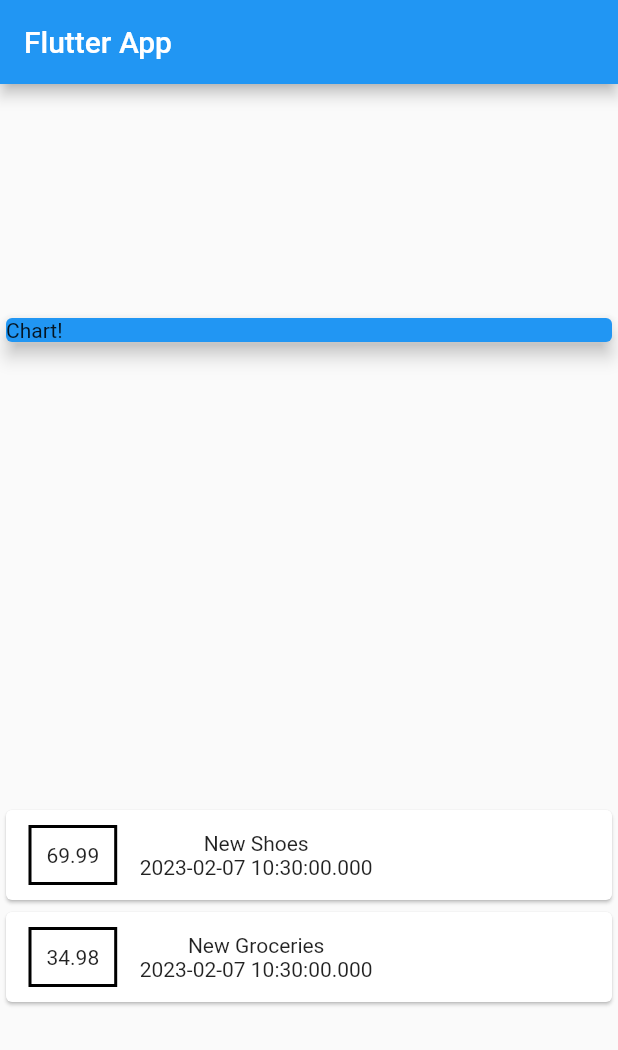
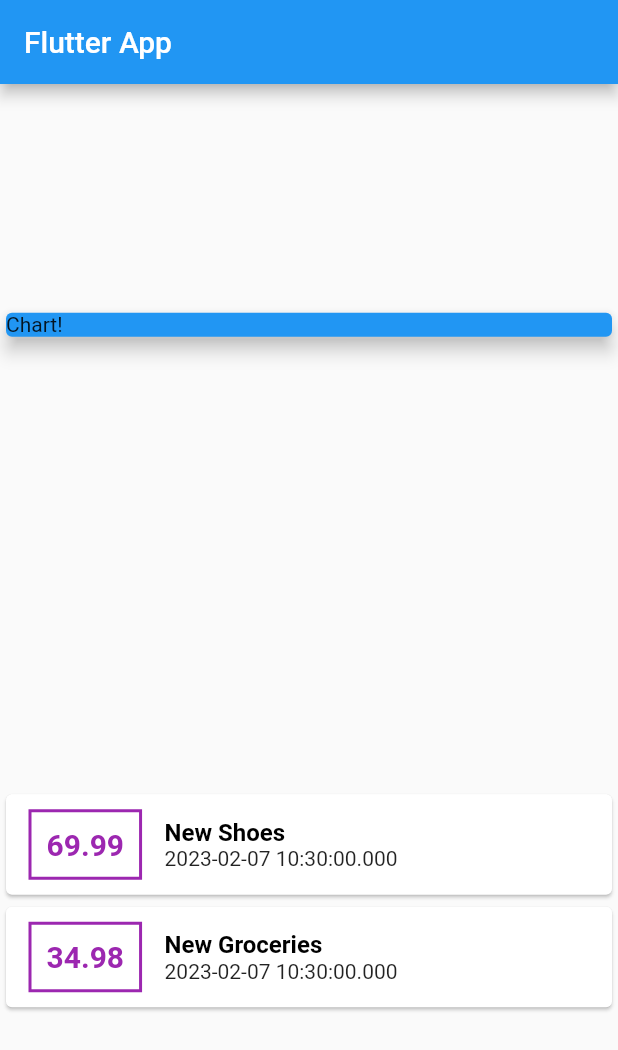
Before and after one commit to Yashanshav/expense_tracker, a Flutter app: the screen it shows after launch, on a phone screen of 412 x 824 dp. Shown: the top 1050 px of the screen. Run offline on Flutter 3.47's test engine with Material 2 defaults, Android fonts, the phone set to English and light mode, and no system bars.

Commit message:
Styling Text

```diff
--- a/lib/main.dart
+++ b/lib/main.dart
@@ -59,18 +59,28 @@ class MyHomePage extends StatelessWidget {
                       ),
                       decoration: BoxDecoration(
                           border: Border.all(
-                        color: Colors.black,
+                        color: Colors.purple,
                         width: 2,
                       )),
                       padding: EdgeInsets.all(10),
                       child: Text(
                         tx.amount.toString(),
+                        style: TextStyle(
+                          fontSize: 20,
+                          fontWeight: FontWeight.bold,
+                          color: Colors.purple,
+                        ),
                       ),
                     ),
                     Column(
+                      crossAxisAlignment: CrossAxisAlignment.start,
                       children: [
                         Text(
                           tx.title,
+                          style: TextStyle(
+                              fontSize: 16,
+                              fontWeight: FontWeight.bold,
+                              color: Colors.black),
                         ),
                         Text(
                           tx.date.toString(),
```
